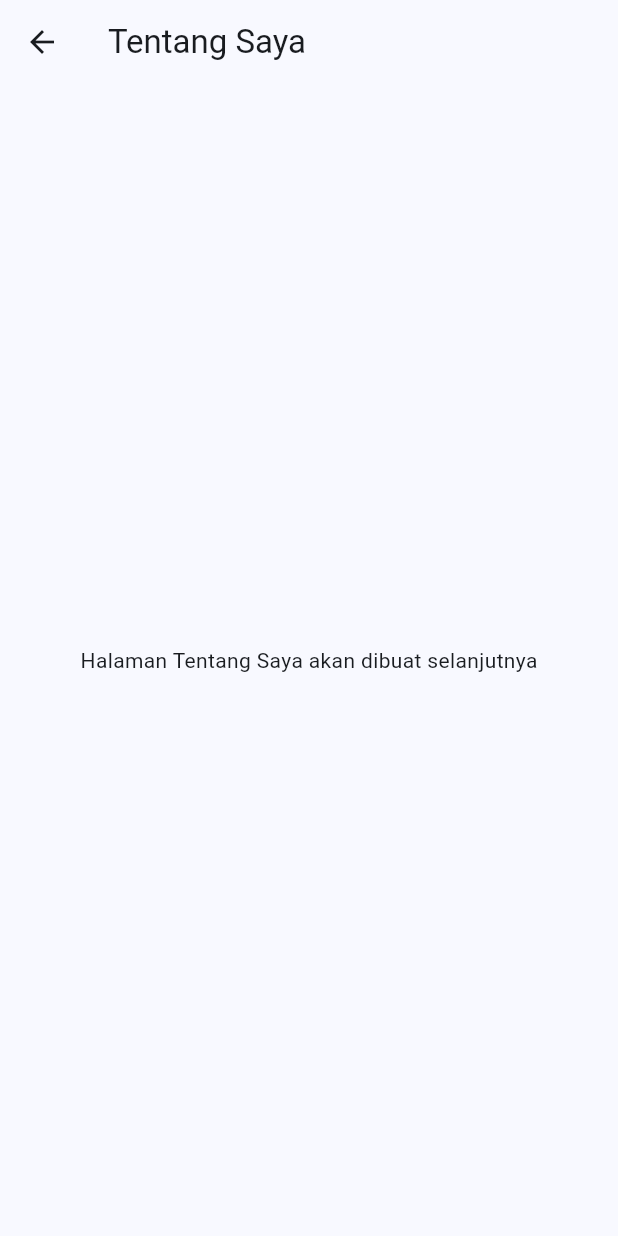
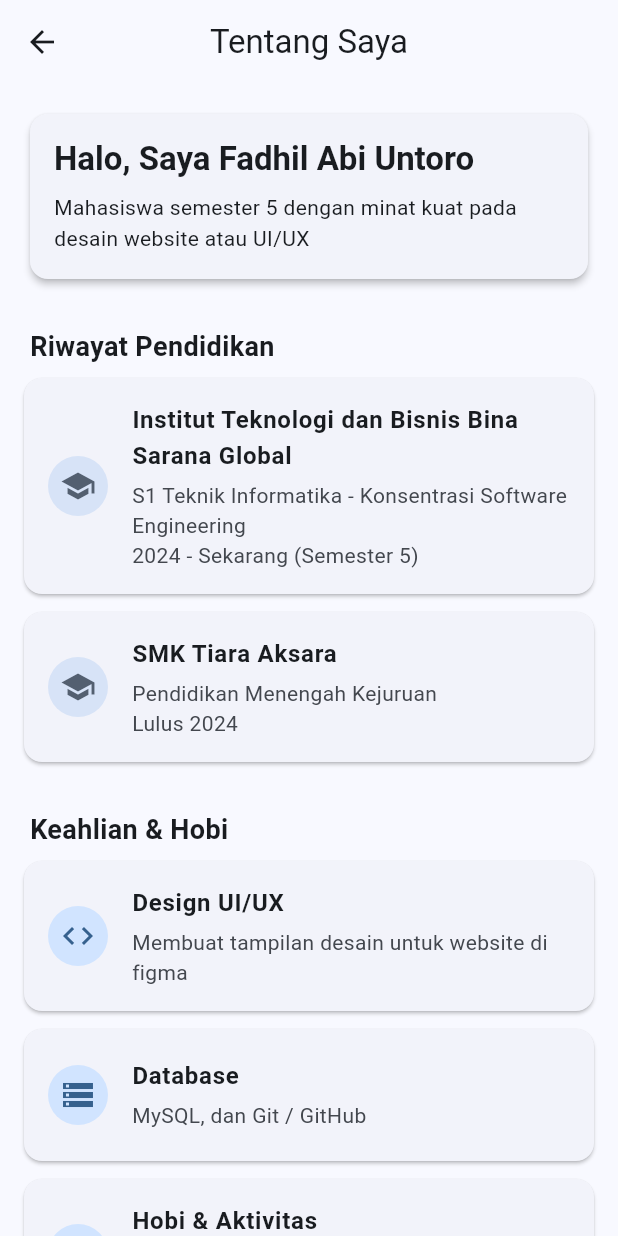
Before and after one commit to fadhilabi22/UTS-PML-1124160100, a Flutter app: the AboutPage screen opened directly, on a phone screen of 412 x 824 dp. Run offline on Flutter 3.47's test engine with Material 3 defaults, Android fonts, the phone set to English and light mode, and no system bars; accounts and stored records are empty.

Commit message:
feat:membuat halaman about me dengan riwayat pendidikan, keahlian, dan hobi

```diff
--- a/soal2-profil-app/lib/screens/about_page.dart
+++ b/soal2-profil-app/lib/screens/about_page.dart
@@ -5,9 +5,148 @@ class AboutPage extends StatelessWidget {
 
   @override
   Widget build(BuildContext context) {
+    final educationList = [
+      {
+        'institution': 'Institut Teknologi dan Bisnis Bina Sarana Global',
+        'degree': 'S1 Teknik Informatika - Konsentrasi Software Engineering',
+        'period': '2024 - Sekarang (Semester 5)',
+      },
+      {
+        'institution': 'SMK Tiara Aksara', // Silakan sesuaikan nama sekolahmu
+        'degree': 'Pendidikan Menengah Kejuruan',
+        'period': 'Lulus 2024',
+      },
+    ];
+
+    final skillsAndHobbies = [
+      {
+        'icon': Icons.code,
+        'title': 'Design UI/UX',
+        'subtitle': 'Membuat tampilan desain untuk website di figma',
+      },
+      {
+        'icon': Icons.storage,
+        'title': 'Database ',
+        'subtitle': 'MySQL, dan Git / GitHub',
+      },
+      {
+        'icon': Icons.directions_run,
+        'title': 'Hobi & Aktivitas',
+        'subtitle': 'Hobi main bola dan aktivitas sekarang freelance PNS(Pegawai Negri Shopeefood)',
+      },
+    ];
+
     return Scaffold(
-      appBar: AppBar(title: const Text('Tentang Saya')),
-      body: const Center(child: Text('Halaman Tentang Saya akan dibuat selanjutnya')),
+      appBar: AppBar(
+        title: const Text('Tentang Saya'),
+        centerTitle: true,
+      ),
+      body: ListView(
+        padding: const EdgeInsets.all(16.0),
+        children: [
+          // Header Card Singkat
+          Card(
+            elevation: 2,
+            shape: RoundedRectangleBorder(
+              borderRadius: BorderRadius.circular(12),
+            ),
+            child: Padding(
+              padding: const EdgeInsets.all(16.0),
+              child: Column(
+                crossAxisAlignment: CrossAxisAlignment.start,
+                children: [
+                  Text(
+                    'Halo, Saya Fadhil Abi Untoro',
+                    style: Theme.of(context).textTheme.titleLarge?.copyWith(
+                          fontWeight: FontWeight.bold,
+                        ),
+                  ),
+                  const SizedBox(height: 8),
+                  const Text(
+                    'Mahasiswa semester 5 dengan minat kuat pada desain website atau UI/UX',
+                    style: TextStyle(height: 1.5),
+                  ),
+                ],
+              ),
+            ),
+          ),
+          const SizedBox(height: 20),
+
+          // Bagian 1: Riwayat Pendidikan
+          const Padding(
+            padding: EdgeInsets.symmetric(horizontal: 4.0, vertical: 8.0),
+            child: Text(
+              'Riwayat Pendidikan',
+              style: TextStyle(fontSize: 18, fontWeight: FontWeight.bold),
+            ),
+          ),
+          ...educationList.map((edu) {
+            return Card(
+              margin: const EdgeInsets.only(bottom: 12.0),
+              child: ListTile(
+                contentPadding: const EdgeInsets.symmetric(
+                  horizontal: 16.0,
+                  vertical: 8.0,
+                ),
+                leading: CircleAvatar(
+                  backgroundColor:
+                      Theme.of(context).colorScheme.secondaryContainer,
+                  child: Icon(
+                    Icons.school,
+                    color: Theme.of(context).colorScheme.secondary,
+                  ),
+                ),
+                title: Text(
+                  edu['institution']!,
+                  style: const TextStyle(fontWeight: FontWeight.bold),
+                ),
+                subtitle: Padding(
+                  padding: const EdgeInsets.only(top: 4.0),
+                  child: Text('${edu['degree']}\n${edu['period']}'),
+                ),
+              ),
+            );
+          }),
+
+          const SizedBox(height: 12),
+
+          // Bagian 2: Keahlian & Hobi
+          const Padding(
+            padding: EdgeInsets.symmetric(horizontal: 4.0, vertical: 8.0),
+            child: Text(
+              'Keahlian & Hobi',
+              style: TextStyle(fontSize: 18, fontWeight: FontWeight.bold),
+            ),
+          ),
+          ...skillsAndHobbies.map((item) {
+            return Card(
+              margin: const EdgeInsets.only(bottom: 12.0),
+              child: ListTile(
+                contentPadding: const EdgeInsets.symmetric(
+                  horizontal: 16.0,
+                  vertical: 8.0,
+                ),
+                leading: CircleAvatar(
+                  backgroundColor:
+                      Theme.of(context).colorScheme.primaryContainer,
+                  child: Icon(
+                    item['icon'] as IconData,
+                    color: Theme.of(context).colorScheme.primary,
+                  ),
+                ),
+                title: Text(
+                  item['title'] as String,
+                  style: const TextStyle(fontWeight: FontWeight.bold),
+                ),
+                subtitle: Padding(
+                  padding: const EdgeInsets.only(top: 4.0),
+                  child: Text(item['subtitle'] as String),
+                ),
+              ),
+            );
+          }),
+        ],
+      ),
     );
   }
 }
```
